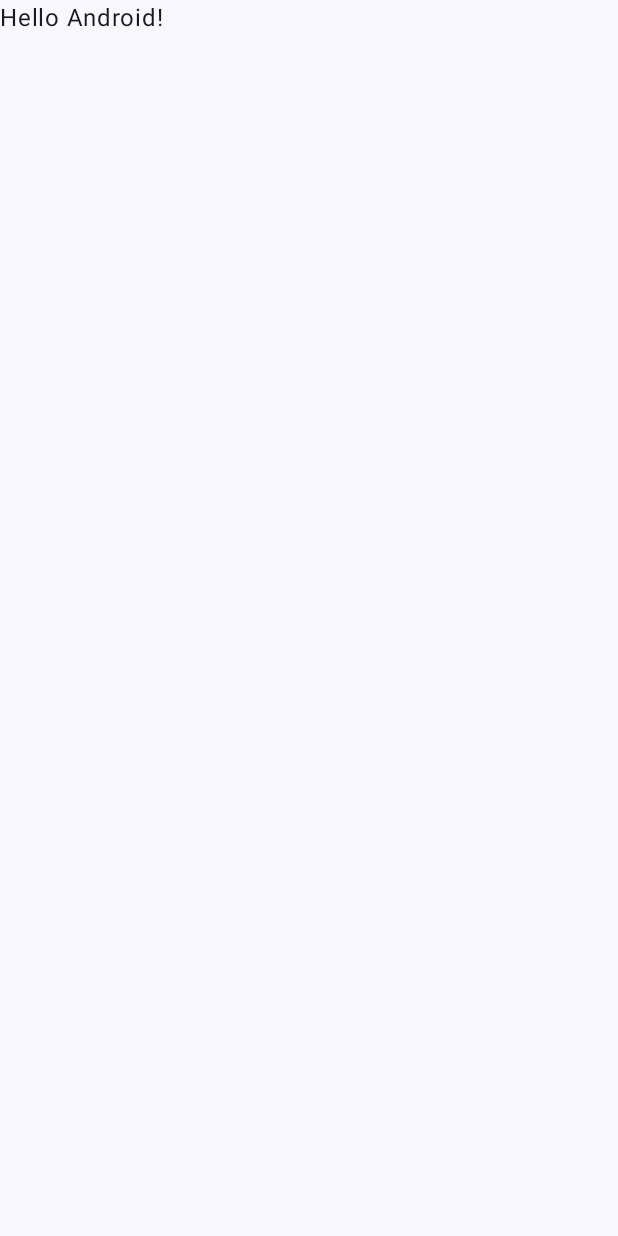
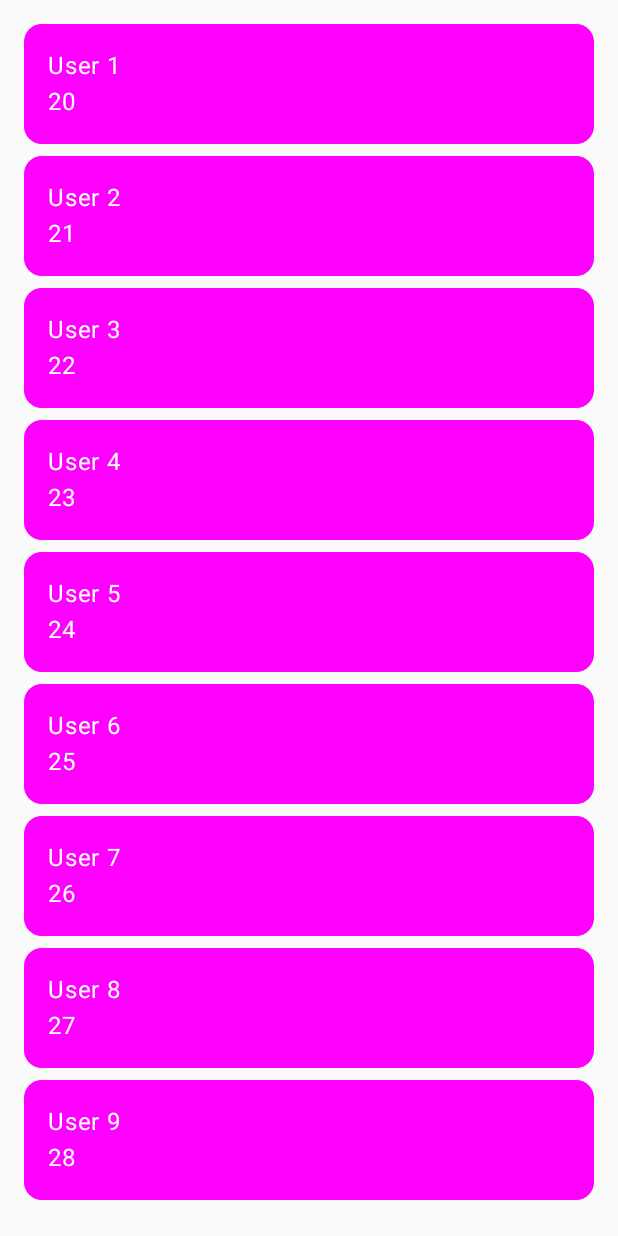
Before and after one commit to TruongThanhIT/CleanArchitecture_JetpackCompose_MVI, an Android app built with Jetpack Compose: the screen it shows after launch (MainActivity), on a phone screen of 412 x 824 dp. Before the commit the screen is almost empty. Run offline under Robolectric (Android 15) with nearby library versions, the phone set to English and light mode, and no system bars; our stand-ins replace Dagger/Hilt's generated code.

Commit message:
Added users screen with dummy data

```diff
--- a/app/build.gradle.kts
+++ b/app/build.gradle.kts
@@ -2,6 +2,8 @@ plugins {
     alias(libs.plugins.android.application)
     alias(libs.plugins.kotlin.android)
     alias(libs.plugins.kotlin.compose)
+    id("com.google.devtools.ksp")
+    id("com.google.dagger.hilt.android")
 }
 
 android {
@@ -56,4 +58,7 @@ dependencies {
     androidTestImplementation(libs.androidx.ui.test.junit4)
     debugImplementation(libs.androidx.ui.tooling)
     debugImplementation(libs.androidx.ui.test.manifest)
+    implementation("com.google.dagger:hilt-android:2.57.1")
+    implementation("androidx.hilt:hilt-navigation-compose:1.1.0")
+    ksp("com.google.dagger:hilt-android-compiler:2.57.1")
 }
--- a/app/src/main/AndroidManifest.xml
+++ b/app/src/main/AndroidManifest.xml
@@ -3,6 +3,7 @@
     xmlns:tools="http://schemas.android.com/tools">
 
     <application
+        android:name=".presentation.MyApplication"
         android:allowBackup="true"
         android:dataExtractionRules="@xml/data_extraction_rules"
         android:fullBackupContent="@xml/backup_rules"
@@ -12,7 +13,7 @@
         android:supportsRtl="true"
         android:theme="@style/Theme.CleanArchitecture_JetpackCompose_MVI">
         <activity
-            android:name=".MainActivity"
+            android:name=".presentation.MainActivity"
             android:exported="true"
             android:label="@string/app_name"
             android:theme="@style/Theme.CleanArchitecture_JetpackCompose_MVI">
--- a/app/src/main/java/com/example/cleanarchitecture_jetpackcompose_mvi/MainActivity.kt
+++ /dev/null
@@ -1,47 +0,0 @@
-package com.example.cleanarchitecture_jetpackcompose_mvi
-
-import android.os.Bundle
-import androidx.activity.ComponentActivity
-import androidx.activity.compose.setContent
-import androidx.activity.enableEdgeToEdge
-import androidx.compose.foundation.layout.fillMaxSize
-import androidx.compose.foundation.layout.padding
-import androidx.compose.material3.Scaffold
-import androidx.compose.material3.Text
-import androidx.compose.runtime.Composable
-import androidx.compose.ui.Modifier
-import androidx.compose.ui.tooling.preview.Preview
-import com.example.cleanarchitecture_jetpackcompose_mvi.ui.theme.CleanArchitecture_JetpackCompose_MVITheme
-
-class MainActivity : ComponentActivity() {
-    override fun onCreate(savedInstanceState: Bundle?) {
-        super.onCreate(savedInstanceState)
-        enableEdgeToEdge()
-        setContent {
-            CleanArchitecture_JetpackCompose_MVITheme {
-                Scaffold(modifier = Modifier.fillMaxSize()) { innerPadding ->
-                    Greeting(
-                        name = "Android",
-                        modifier = Modifier.padding(innerPadding)
-                    )
-                }
-            }
-        }
-    }
-}
-
-@Composable
-fun Greeting(name: String, modifier: Modifier = Modifier) {
-    Text(
-        text = "Hello $name!",
-        modifier = modifier
-    )
-}
-
-@Preview(showBackground = true)
-@Composable
-fun GreetingPreview() {
-    CleanArchitecture_JetpackCompose_MVITheme {
-        Greeting("Android")
-    }
-}
--- /dev/null
+++ b/app/src/main/java/com/example/cleanarchitecture_jetpackcompose_mvi/data/di/RepositoryModule.kt
@@ -0,0 +1,14 @@
+package com.example.cleanarchitecture_jetpackcompose_mvi.data.di
+
+import com.example.cleanarchitecture_jetpackcompose_mvi.domain.repository.UserRepository
+import dagger.Binds
+import dagger.Module
+import dagger.hilt.InstallIn
+import dagger.hilt.components.SingletonComponent
+
+@Module
+@InstallIn(SingletonComponent::class)
+abstract class RepositoryModule {
+    @Binds
+    abstract fun bindsUserRepository(userRepositoryImpl: UserRepositoryImpl): UserRepository
+}
--- /dev/null
+++ b/app/src/main/java/com/example/cleanarchitecture_jetpackcompose_mvi/data/di/UserRepositoryImpl.kt
@@ -0,0 +1,16 @@
+package com.example.cleanarchitecture_jetpackcompose_mvi.data.di
+
+import com.example.cleanarchitecture_jetpackcompose_mvi.domain.model.User
+import com.example.cleanarchitecture_jetpackcompose_mvi.domain.repository.UserRepository
+import javax.inject.Inject
+
+class UserRepositoryImpl @Inject constructor() : UserRepository {
+    override suspend fun fetchUsers(): List<User> {
+        val users = mutableListOf<User>()
+        for(index in 1..10) {
+            val user = User(index.toString(), "User $index", index + 19)
+            users.add(user)
+        }
+        return users
+    }
+}
--- /dev/null
+++ b/app/src/main/java/com/example/cleanarchitecture_jetpackcompose_mvi/domain/model/User.kt
@@ -0,0 +1,7 @@
+package com.example.cleanarchitecture_jetpackcompose_mvi.domain.model
+
+data class User(
+    val id: String,
+    val name: String,
+    val age: Int
+)
--- /dev/null
+++ b/app/src/main/java/com/example/cleanarchitecture_jetpackcompose_mvi/domain/repository/UserRepository.kt
@@ -0,0 +1,7 @@
+package com.example.cleanarchitecture_jetpackcompose_mvi.domain.repository
+
+import com.example.cleanarchitecture_jetpackcompose_mvi.domain.model.User
+
+interface UserRepository {
+    suspend fun fetchUsers(): List<User>
+}
--- /dev/null
+++ b/app/src/main/java/com/example/cleanarchitecture_jetpackcompose_mvi/domain/usecase/GetUsersUseCase.kt
@@ -0,0 +1,13 @@
+package com.example.cleanarchitecture_jetpackcompose_mvi.domain.usecase
+
+import com.example.cleanarchitecture_jetpackcompose_mvi.domain.model.User
+import com.example.cleanarchitecture_jetpackcompose_mvi.domain.repository.UserRepository
+import javax.inject.Inject
+
+class GetUsersUseCase @Inject constructor(
+    private val userRepository: UserRepository
+) {
+    suspend operator fun invoke() : List<User> {
+        return userRepository.fetchUsers()
+    }
+}
--- /dev/null
+++ b/app/src/main/java/com/example/cleanarchitecture_jetpackcompose_mvi/presentation/MainActivity.kt
@@ -0,0 +1,21 @@
+package com.example.cleanarchitecture_jetpackcompose_mvi.presentation
+
+import android.os.Bundle
+import androidx.activity.ComponentActivity
+import androidx.activity.compose.setContent
+import androidx.activity.enableEdgeToEdge
+import com.example.cleanarchitecture_jetpackcompose_mvi.presentation.ui.theme.CleanArchitecture_JetpackCompose_MVITheme
+import dagger.hilt.android.AndroidEntryPoint
+
+@AndroidEntryPoint
+class MainActivity : ComponentActivity() {
+    override fun onCreate(savedInstanceState: Bundle?) {
+        super.onCreate(savedInstanceState)
+        enableEdgeToEdge()
+        setContent {
+            CleanArchitecture_JetpackCompose_MVITheme {
+                UsersScreenRoot()
+            }
+        }
+    }
+}
--- /dev/null
+++ b/app/src/main/java/com/example/cleanarchitecture_jetpackcompose_mvi/presentation/MyApplication.kt
@@ -0,0 +1,7 @@
+package com.example.cleanarchitecture_jetpackcompose_mvi.presentation
+
+import android.app.Application
+import dagger.hilt.android.HiltAndroidApp
+
+@HiltAndroidApp
+class MyApplication : Application()
--- /dev/null
+++ b/app/src/main/java/com/example/cleanarchitecture_jetpackcompose_mvi/presentation/UsersScreen.kt
@@ -0,0 +1,93 @@
+package com.example.cleanarchitecture_jetpackcompose_mvi.presentation
+
+import android.widget.Toast
+import androidx.compose.foundation.background
+import androidx.compose.foundation.layout.Box
+import androidx.compose.foundation.layout.Column
+import androidx.compose.foundation.layout.Spacer
+import androidx.compose.foundation.layout.fillMaxSize
+import androidx.compose.foundation.layout.fillMaxWidth
+import androidx.compose.foundation.layout.height
+import androidx.compose.foundation.layout.padding
+import androidx.compose.foundation.lazy.LazyColumn
+import androidx.compose.foundation.lazy.items
+import androidx.compose.material3.Card
+import androidx.compose.material3.CircularProgressIndicator
+import androidx.compose.material3.Text
+import androidx.compose.runtime.Composable
+import androidx.compose.runtime.LaunchedEffect
+import androidx.compose.runtime.getValue
+import androidx.compose.ui.Alignment
+import androidx.compose.ui.Modifier
+import androidx.compose.ui.graphics.Color
+import androidx.compose.ui.platform.LocalContext
+import androidx.compose.ui.semantics.contentDescription
+import androidx.compose.ui.semantics.semantics
+import androidx.compose.ui.unit.dp
+import androidx.hilt.navigation.compose.hiltViewModel
+import androidx.lifecycle.compose.collectAsStateWithLifecycle
+import com.example.cleanarchitecture_jetpackcompose_mvi.presentation.model.UserEvent
+import com.example.cleanarchitecture_jetpackcompose_mvi.presentation.model.UserState
+import com.example.cleanarchitecture_jetpackcompose_mvi.presentation.model.UserUIModel
+import com.example.cleanarchitecture_jetpackcompose_mvi.presentation.model.UsersScreenViewModel
+import kotlinx.coroutines.flow.collectLatest
+
+@Composable
+fun UsersScreenRoot(viewModel: UsersScreenViewModel = hiltViewModel()) {
+    val uiState by viewModel.uiState.collectAsStateWithLifecycle()
+    val context = LocalContext.current
+    LaunchedEffect(key1 = true) {
+        viewModel.eventChannel.collectLatest { event ->
+            when (event) {
+                is UserEvent.Error -> {
+                    Toast.makeText(context, event.error, Toast.LENGTH_SHORT).show()
+                }
+
+                is UserEvent.Success -> {
+                    Toast.makeText(context, "Load users success", Toast.LENGTH_SHORT).show()
+                }
+            }
+        }
+    }
+
+    UsersScreen(uiState = uiState)
+}
+
+@Composable
+fun UsersScreen(
+    uiState: UserState
+) {
+    if (uiState.isLoading) {
+        Box(modifier = Modifier.fillMaxSize(), contentAlignment = Alignment.Center) {
+            CircularProgressIndicator(
+                modifier = Modifier.semantics {
+                    contentDescription = "Progress Indicator"
+                }
+            )
+        }
+    } else {
+        LazyColumn(
+            modifier = Modifier
+                .fillMaxSize()
+                .padding(16.dp)
+        ) {
+            items(uiState.users) { user ->
+                UserItem(user)
+                Spacer(Modifier.height(8.dp))
+            }
+        }
+    }
+}
+
+@Composable
+fun UserItem(user: UserUIModel) {
+    Card {
+        Column(modifier = Modifier
+            .background(color = Color.Magenta)
+            .fillMaxWidth()
+            .padding(16.dp)) {
+            Text(user.name, color = Color.White)
+            Text("${user.age}", color = Color.White)
+        }
+    }
+}
--- /dev/null
+++ b/app/src/main/java/com/example/cleanarchitecture_jetpackcompose_mvi/presentation/mapper/UIModelMappers.kt
@@ -0,0 +1,8 @@
+package com.example.cleanarchitecture_jetpackcompose_mvi.presentation.mapper
+
+import com.example.cleanarchitecture_jetpackcompose_mvi.domain.model.User
+import com.example.cleanarchitecture_jetpackcompose_mvi.presentation.model.UserUIModel
+
+fun User.toUIModel(): UserUIModel {
+    return UserUIModel(id = id, name = name, age = age)
+}
--- /dev/null
+++ b/app/src/main/java/com/example/cleanarchitecture_jetpackcompose_mvi/presentation/model/UserEvent.kt
@@ -0,0 +1,6 @@
+package com.example.cleanarchitecture_jetpackcompose_mvi.presentation.model
+
+sealed interface UserEvent {
+    data class Error(val error: String) : UserEvent
+    data object Success : UserEvent
+}
--- /dev/null
+++ b/app/src/main/java/com/example/cleanarchitecture_jetpackcompose_mvi/presentation/model/UserState.kt
@@ -0,0 +1,9 @@
+package com.example.cleanarchitecture_jetpackcompose_mvi.presentation.model
+
+import androidx.compose.runtime.Immutable
+
+@Immutable
+data class UserState (
+    val users: List<UserUIModel> = listOf(),
+    val isLoading: Boolean = false
+)
--- /dev/null
+++ b/app/src/main/java/com/example/cleanarchitecture_jetpackcompose_mvi/presentation/model/UserUIModel.kt
@@ -0,0 +1,7 @@
+package com.example.cleanarchitecture_jetpackcompose_mvi.presentation.model
+
+data class UserUIModel (
+    val id: String,
+    val name: String,
+    val age: Int
+)
--- /dev/null
+++ b/app/src/main/java/com/example/cleanarchitecture_jetpackcompose_mvi/presentation/model/UsersScreenViewModel.kt
@@ -0,0 +1,49 @@
+package com.example.cleanarchitecture_jetpackcompose_mvi.presentation.model
+
+import androidx.lifecycle.ViewModel
+import androidx.lifecycle.viewModelScope
+import com.example.cleanarchitecture_jetpackcompose_mvi.domain.usecase.GetUsersUseCase
+import com.example.cleanarchitecture_jetpackcompose_mvi.presentation.mapper.toUIModel
+import dagger.hilt.android.lifecycle.HiltViewModel
+import kotlinx.coroutines.channels.Channel
+import kotlinx.coroutines.flow.MutableStateFlow
+import kotlinx.coroutines.flow.asStateFlow
+import kotlinx.coroutines.flow.receiveAsFlow
+import kotlinx.coroutines.flow.update
+import kotlinx.coroutines.launch
+import javax.inject.Inject
+
+@HiltViewModel
+class UsersScreenViewModel @Inject constructor(
+    private val getUsersUseCase: GetUsersUseCase
+) : ViewModel() {
+    private val _uiState = MutableStateFlow(UserState())
+    val uiState = _uiState.asStateFlow()
+
+    private val _eventChannel = Channel<UserEvent>()
+    val eventChannel = _eventChannel.receiveAsFlow()
+
+    init {
+        fetchUsers()
+    }
+
+    private fun fetchUsers() {
+        viewModelScope.launch {
+            try {
+                _uiState.update {
+                    it.copy(isLoading = true)
+                }
+
+                val users = getUsersUseCase()
+                _uiState.update {
+                    it.copy(users = users.map { it.toUIModel() }, isLoading = false)
+                }
+            } catch (e: Exception) {
+                _uiState.update {
+                    it.copy(isLoading = false)
+                }
+                _eventChannel.send(UserEvent.Error("Failed to load users"))
+            }
+        }
+    }
+}
--- a/app/src/main/java/com/example/cleanarchitecture_jetpackcompose_mvi/ui/theme/Color.kt
+++ b/app/src/main/java/com/example/cleanarchitecture_jetpackcompose_mvi/presentation/ui/theme/Color.kt
@@ -1,4 +1,4 @@
-package com.example.cleanarchitecture_jetpackcompose_mvi.ui.theme
+package com.example.cleanarchitecture_jetpackcompose_mvi.presentation.ui.theme
 
 import androidx.compose.ui.graphics.Color
 
--- a/app/src/main/java/com/example/cleanarchitecture_jetpackcompose_mvi/ui/theme/Theme.kt
+++ b/app/src/main/java/com/example/cleanarchitecture_jetpackcompose_mvi/presentation/ui/theme/Theme.kt
@@ -1,4 +1,4 @@
-package com.example.cleanarchitecture_jetpackcompose_mvi.ui.theme
+package com.example.cleanarchitecture_jetpackcompose_mvi.presentation.ui.theme
 
 import android.app.Activity
 import android.os.Build
--- a/app/src/main/java/com/example/cleanarchitecture_jetpackcompose_mvi/ui/theme/Type.kt
+++ b/app/src/main/java/com/example/cleanarchitecture_jetpackcompose_mvi/presentation/ui/theme/Type.kt
@@ -1,4 +1,4 @@
-package com.example.cleanarchitecture_jetpackcompose_mvi.ui.theme
+package com.example.cleanarchitecture_jetpackcompose_mvi.presentation.ui.theme
 
 import androidx.compose.material3.Typography
 import androidx.compose.ui.text.TextStyle
--- a/build.gradle.kts
+++ b/build.gradle.kts
@@ -3,4 +3,6 @@ plugins {
     alias(libs.plugins.android.application) apply false
     alias(libs.plugins.kotlin.android) apply false
     alias(libs.plugins.kotlin.compose) apply false
+    id("com.google.devtools.ksp") version "2.0.21-1.0.28" apply false
+    id("com.google.dagger.hilt.android") version "2.57.1" apply false
 }
```
